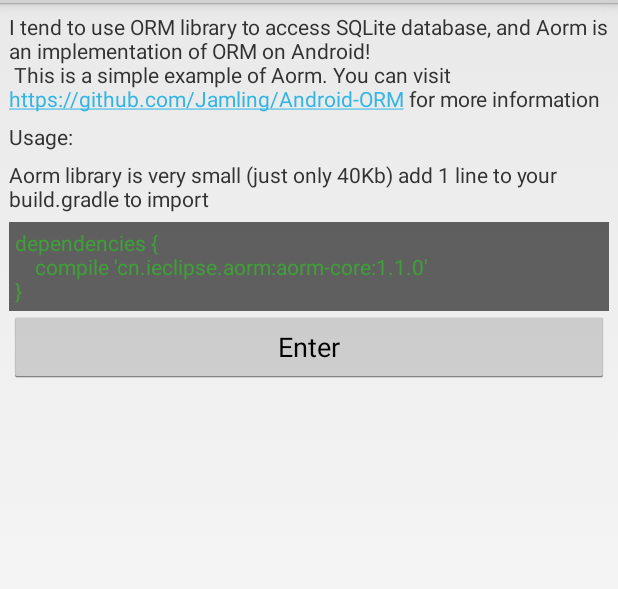
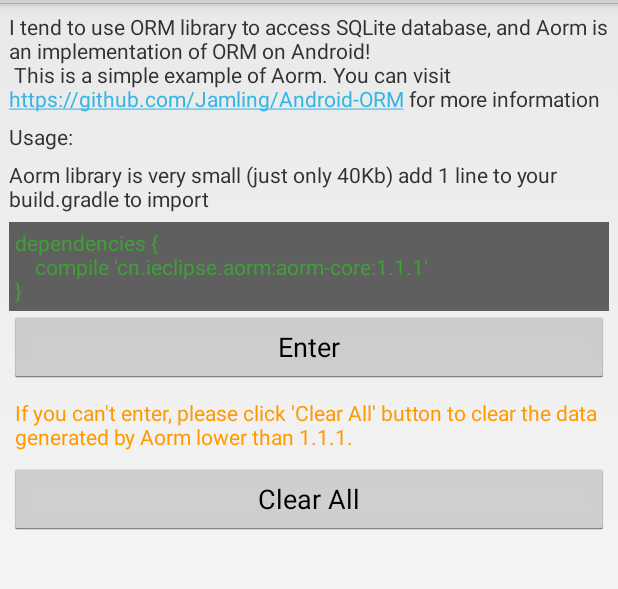
Before and after one commit to Jamling/QuickAF, an Android app: the layout sample_fragment_arom.xml on its own in the app's theme, with its tools: preview values and no code run, on a phone screen of 412 x 824 dp, the part 69-658 px from its top. Run offline under Robolectric (Android 15) with nearby library versions, the phone set to English and light mode, and no system bars.

Commit message:
upgrade aorm and add two line preference (#14)
* try travis ci

* update build script

* cancel downloat gradle

* change build tools to 24.0.2

* change to jdk 8

* update gradle setting

* download gradle

* update aorm to 1.1.0

* fix travis ci gradle issue

* [mod]modify the RefreshRecyclerView (#13)

* [mod]modify the RefreshRecyclerView

* [mod]modify the RefreshRecyclerView

* [mod] modify RefreshRecyclerView and empty view

* update aorm to 1.1.1

* add two line preference

```diff
--- a/build.gradle
+++ b/build.gradle
@@ -5,7 +5,7 @@ buildscript {
         jcenter()
     }
     dependencies {
-        classpath 'com.android.tools.build:gradle:2.1.3'
+        classpath 'com.android.tools.build:gradle:2.2.0'
 
         // NOTE: Do not place your application dependencies here; they belong
         // in the individual module build.gradle files
--- a/sample/build.gradle
+++ b/sample/build.gradle
@@ -56,5 +56,5 @@ dependencies {
     compile 'com.timehop.stickyheadersrecyclerview:library:[0.4.3]@aar'
     compile 'com.google.android:flexbox:0.1.2'
     compile 'com.android.support:percent:23.3.0'
-    compile 'cn.ieclipse.aorm:aorm-core:1.1.0'
+    compile 'cn.ieclipse.aorm:aorm-core:1.1.1'
 }
--- a/sample/src/main/res/layout/sample_fragment_arom.xml
+++ b/sample/src/main/res/layout/sample_fragment_arom.xml
@@ -51,7 +51,7 @@
             android:layout_marginTop="6dp"
             android:background="#99000000"
             android:padding="4dp"
-            android:text="dependencies {\n\tcompile 'cn.ieclipse.aorm:aorm-core:1.1.0'\n}"
+            android:text="dependencies {\n\tcompile 'cn.ieclipse.aorm:aorm-core:1.1.1'\n}"
             android:textColor="#61f0"/>
 
         <Button
@@ -59,5 +59,18 @@
             android:layout_width="match_parent"
             android:layout_height="wrap_content"
             android:text="Enter"/>
+        <TextView
+            android:layout_width="match_parent"
+            android:layout_height="wrap_content"
+            android:layout_marginTop="6dp"
+            android:padding="4dp"
+            android:text="If you can't enter, please click 'Clear All' button to clear the data generated by Aorm lower than 1.1.1."
+            android:textColor="#f90"/>
+        <Button
+            android:id="@+id/btn2"
+            android:layout_width="match_parent"
+            android:layout_height="wrap_content"
+            android:text="Clear All"
+            android:layout_marginTop="4dp"/>
     </LinearLayout>
 </ScrollView>
```
Also changed, not shown: sample/src/main/java/cn/ieclipse/af/demo/sample/orm/AormFragment.java (+21 -2 lines), sample/src/main/res/layout/preference_item_two_line.xml (added, +42 -0 lines), 2 other files.
